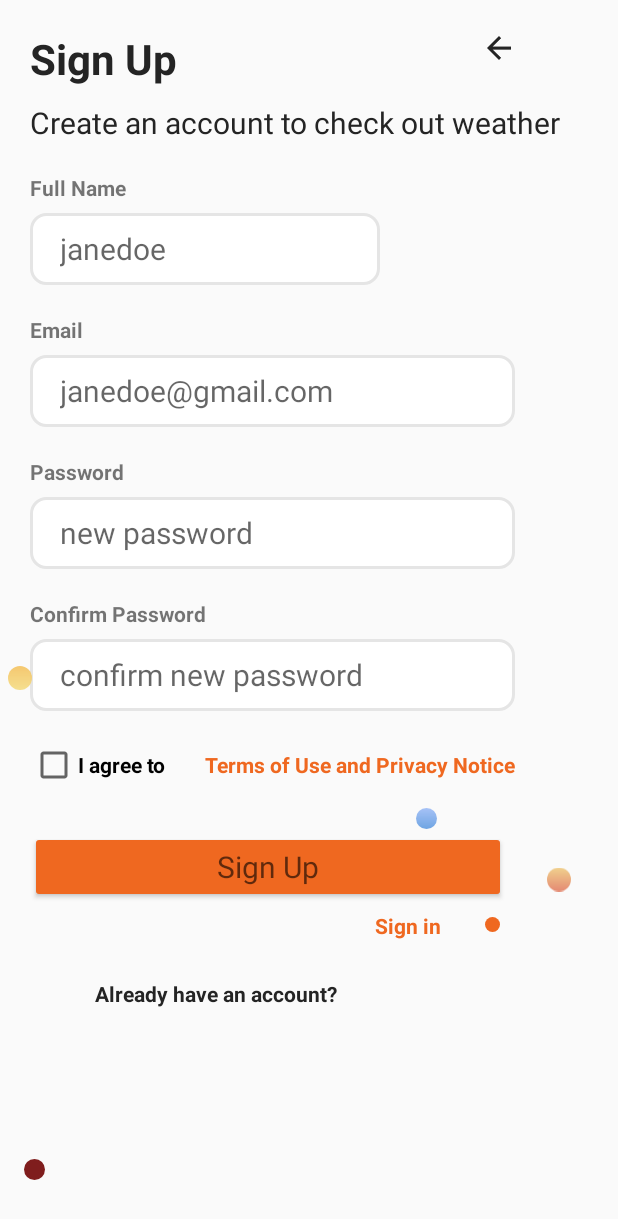
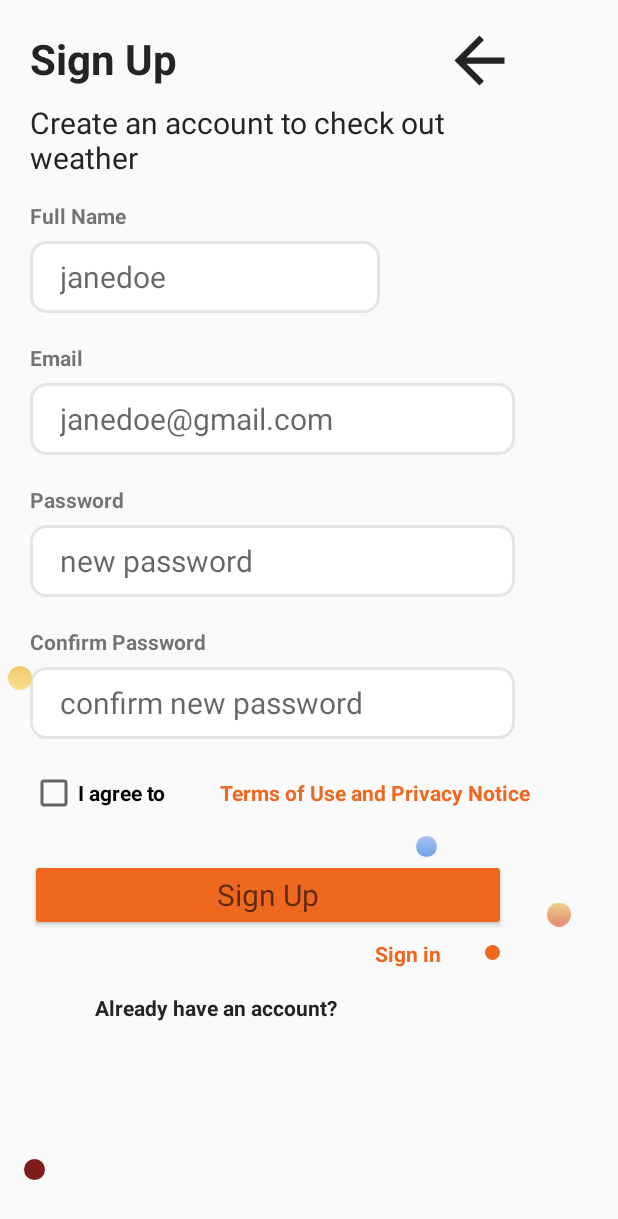
Before and after one commit to workshopapps/weathery.mobile, an Android app built with Jetpack Compose: the SignUpFragment screen opened through its navigation route, on a phone screen of 412 x 824 dp. Shown: the top 1219 px of the screen. Run offline under Robolectric (Android 15) with nearby library versions, the phone set to English and light mode, and no system bars; our stand-ins replace Dagger/Hilt's generated code, navigation-ui; libraries missing offline, so code that uses them is left out: com.karumi.dexter; 1 statement that could not run was skipped.

Commit message:
chore: design optimizations

```diff
--- a/features/signin/src/main/res/layout-night/fragment_otp_verification.xml
+++ b/features/signin/src/main/res/layout-night/fragment_otp_verification.xml
@@ -81,7 +81,7 @@
 
     <TextView
         android:id="@+id/textView22"
-        android:layout_width="wrap_content"
+        android:layout_width="300dp"
         android:layout_height="wrap_content"
         android:layout_marginStart="20dp"
         android:layout_marginTop="19dp"
@@ -97,7 +97,7 @@
         android:layout_width="350dp"
         android:layout_height="50dp"
         android:layout_marginStart="20dp"
-        android:layout_marginTop="40dp"
+        android:layout_marginTop="20dp"
         android:backgroundTint="#ef6820"
         android:text="Verify"
         android:textAppearance="@style/TextAppearance.AppCompat.Medium"
@@ -110,7 +110,7 @@
         android:id="@+id/textView23"
         android:layout_width="150dp"
         android:layout_height="17dp"
-        android:layout_marginStart="60dp"
+        android:layout_marginStart="30dp"
         android:layout_marginTop="30dp"
         android:text="Didn't receive the OTP?"
         android:textColor="#ffffff"
--- a/features/signin/src/main/res/layout-night/fragment_sign_in.xml
+++ b/features/signin/src/main/res/layout-night/fragment_sign_in.xml
@@ -196,7 +196,7 @@
         android:layout_width="wrap_content"
         android:layout_height="wrap_content"
         android:layout_marginTop="75dp"
-        android:layout_marginEnd="80dp"
+        android:layout_marginEnd="50dp"
         android:text="Create new one"
         android:textColor="#ef6820"
         android:textSize="14sp"
--- a/features/signin/src/main/res/layout-night/fragment_sign_up.xml
+++ b/features/signin/src/main/res/layout-night/fragment_sign_up.xml
@@ -72,7 +72,7 @@
 
     <TextView
         android:id="@+id/textView9"
-        android:layout_width="wrap_content"
+        android:layout_width="335dp"
         android:layout_height="wrap_content"
         android:layout_marginStart="20dp"
         android:layout_marginTop="8dp"
@@ -87,7 +87,7 @@
         android:layout_width="wrap_content"
         android:layout_height="wrap_content"
         android:layout_marginStart="20dp"
-        android:layout_marginTop="20dp"
+        android:layout_marginTop="15dp"
         android:text="Full Name"
         android:textColor="#ffffff"
         android:textStyle="bold"
@@ -203,7 +203,7 @@
         android:layout_width="215dp"
         android:layout_height="23dp"
         android:layout_marginTop="26dp"
-        android:layout_marginEnd="60dp"
+        android:layout_marginEnd="50dp"
         android:text="Terms of Use and Privacy Notice"
         android:textAppearance="@style/TextAppearance.AppCompat.Small"
         android:textColor="#ef6820"
--- a/features/signin/src/main/res/layout/fragment_sign_in.xml
+++ b/features/signin/src/main/res/layout/fragment_sign_in.xml
@@ -164,7 +164,7 @@
         android:layout_width="wrap_content"
         android:layout_height="wrap_content"
         android:layout_marginTop="75dp"
-        android:layout_marginEnd="80dp"
+        android:layout_marginEnd="50dp"
         android:text="Create new one"
         android:textColor="#ef6820"
         android:textStyle="bold"
--- a/features/signin/src/main/res/layout/fragment_sign_up.xml
+++ b/features/signin/src/main/res/layout/fragment_sign_up.xml
@@ -21,7 +21,7 @@
 
     <TextView
         android:id="@+id/textView9"
-        android:layout_width="wrap_content"
+        android:layout_width="335dp"
         android:layout_height="wrap_content"
         android:layout_marginStart="20dp"
         android:layout_marginTop="8dp"
@@ -36,7 +36,7 @@
         android:layout_width="wrap_content"
         android:layout_height="wrap_content"
         android:layout_marginStart="20dp"
-        android:layout_marginTop="20dp"
+        android:layout_marginTop="15dp"
         android:text="Full Name"
         android:textStyle="bold"
         app:layout_constraintStart_toStartOf="parent"
@@ -147,7 +147,7 @@
         android:layout_width="215dp"
         android:layout_height="23dp"
         android:layout_marginTop="26dp"
-        android:layout_marginEnd="60dp"
+        android:layout_marginEnd="50dp"
         android:text="Terms of Use and Privacy Notice"
         android:textAppearance="@style/TextAppearance.AppCompat.Small"
         android:textColor="#ef6820"
@@ -197,9 +197,9 @@
 
     <ImageView
         android:id="@+id/cancelSignUp"
-        android:layout_width="wrap_content"
-        android:layout_height="wrap_content"
-        android:layout_marginTop="20dp"
+        android:layout_width="50dp"
+        android:layout_height="50dp"
+        android:layout_marginTop="15dp"
         android:layout_marginEnd="67dp"
         app:layout_constraintEnd_toEndOf="parent"
         app:layout_constraintTop_toTopOf="parent"
```
Also changed, not shown: features/dashboard/src/main/java/com/gear/weathery/dashboard/DashBoardFragment.kt (+8 -8 lines), features/signin/src/main/res/layout/fragment_otp_verification.xml (+4 -4 lines).
